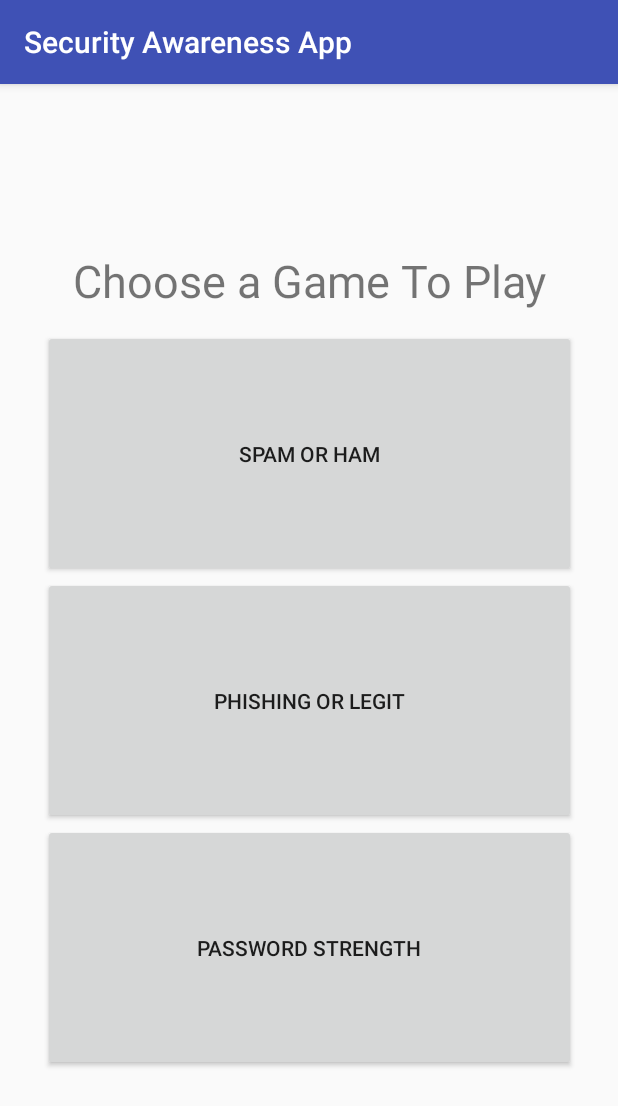
After one commit to mfjinreno/InfoSecurityApp, an Android app: the ChooseGameActivity screen opened directly, with no data from a screen before it, on a phone screen of 412 x 824 dp. The commit adds this screen. Shown: the top 1106 px of the screen. Run offline under Robolectric (Android 15) with nearby library versions, the light colour scheme and no system bars.

Commit message:
added choose game activity and added learning resources activity and an example string

```diff
--- a/app/build.gradle
+++ b/app/build.gradle
@@ -22,6 +22,6 @@ android {
 dependencies {
     compile fileTree(dir: 'libs', include: ['*.jar'])
     compile 'com.android.support:appcompat-v7:25.3.1'
-    compile 'com.android.support.constraint:constraint-layout:1.0.1'
+    compile 'com.android.support.constraint:constraint-layout:1.0.2'
     testCompile 'junit:junit:4.12'
 }
--- a/app/src/main/AndroidManifest.xml
+++ b/app/src/main/AndroidManifest.xml
@@ -14,7 +14,8 @@
                 <category android:name="android.intent.category.LAUNCHER" />
             </intent-filter>
         </activity>
+        <activity android:name=".ChooseGameActivity" />
+        <activity android:name=".LearningResourcesActivity"/>
     </application>
 
-
 </manifest>
--- /dev/null
+++ b/app/src/main/java/com/example/michaeljohnston/infosecurityapp/ChooseGameActivity.java
@@ -0,0 +1,13 @@
+package com.example.michaeljohnston.infosecurityapp;
+
+import android.support.v7.app.AppCompatActivity;
+import android.os.Bundle;
+
+public class ChooseGameActivity extends AppCompatActivity {
+
+    @Override
+    protected void onCreate(Bundle savedInstanceState) {
+        super.onCreate(savedInstanceState);
+        setContentView(R.layout.activity_choose_game);
+    }
+}
--- /dev/null
+++ b/app/src/main/res/layout/activity_choose_game.xml
@@ -0,0 +1,58 @@
+<?xml version="1.0" encoding="utf-8"?>
+<android.support.constraint.ConstraintLayout
+    xmlns:android="http://schemas.android.com/apk/res/android"
+    xmlns:app="http://schemas.android.com/apk/res-auto"
+    xmlns:tools="http://schemas.android.com/tools"
+    android:layout_width="match_parent"
+    android:layout_height="match_parent"
+    tools:context="com.example.michaeljohnston.infosecurityapp.ChooseGameActivity">
+
+    <LinearLayout
+        android:layout_width="395dp"
+        android:layout_height="587dp"
+        android:orientation="vertical"
+        android:padding="20dp"
+        android:paddingLeft="10dp"
+        android:paddingRight="10dp"
+        app:layout_constraintBottom_toBottomOf="parent"
+        app:layout_constraintLeft_toLeftOf="parent"
+        app:layout_constraintRight_toRightOf="parent"
+        app:layout_constraintTop_toTopOf="parent">
+
+        <TextView
+            android:id="@+id/Instruction"
+            android:layout_width="match_parent"
+            android:layout_height="30dp"
+            android:layout_weight=".2"
+            android:text="@string/chooseGameInstruction"
+            android:textAlignment="center"
+            android:textSize="30sp" />
+
+        <Button
+            android:id="@+id/SpamButton"
+            android:layout_width="match_parent"
+            android:layout_height="48dp"
+            android:layout_weight="1"
+            android:text="@string/spamGameButtonTitle"
+            tools:layout_editor_absoluteX="8dp"
+            tools:layout_editor_absoluteY="8dp" />
+
+        <Button
+            android:id="@+id/PhishingButton"
+            android:layout_width="match_parent"
+            android:layout_height="48dp"
+            android:layout_weight="1"
+            android:text="@string/phishingGameButtonTitle"
+            tools:layout_editor_absoluteX="8dp"
+            tools:layout_editor_absoluteY="8dp" />
+
+        <Button
+            android:id="@+id/PasswordButton"
+            android:layout_width="match_parent"
+            android:layout_height="48dp"
+            android:layout_weight="1"
+            android:text="@string/passwordGameButtonTitle"
+            tools:layout_editor_absoluteX="8dp"
+            tools:layout_editor_absoluteY="8dp" />
+    </LinearLayout>
+</android.support.constraint.ConstraintLayout>
--- a/app/src/main/res/layout/activity_main.xml
+++ b/app/src/main/res/layout/activity_main.xml
@@ -23,6 +23,7 @@
             android:layout_width="match_parent"
             android:layout_height="match_parent"
             android:layout_weight="1"
+            android:onClick="enterGameChoiceScreen"
             android:text="@string/gameButtonTitle"
             app:layout_constraintLeft_toLeftOf="parent"
             app:layout_constraintRight_toRightOf="parent"
@@ -33,6 +34,7 @@
             android:layout_width="match_parent"
             android:layout_height="match_parent"
             android:layout_weight="1"
+            android:onClick="enterLearnScreen"
             android:text="@string/learnButtonTitle"
             app:layout_constraintLeft_toLeftOf="parent"
             app:layout_constraintRight_toRightOf="parent"
--- a/app/src/main/res/values/strings.xml
+++ b/app/src/main/res/values/strings.xml
@@ -2,4 +2,14 @@
     <string name="app_name">Security Awareness App</string>
     <string name="gameButtonTitle">Play a Game</string>
     <string name="learnButtonTitle">Learn ya Some</string>
+    <string name="chooseGameInstruction">Choose a Game To Play</string>
+    <string name="spamGameButtonTitle">Spam or Ham</string>
+    <string name="phishingGameButtonTitle">Phishing or Legit</string>
+    <string name="passwordGameButtonTitle">Password Strength</string>
+    <string name="learningResourcesInstruction">Here are some resources for improving your Information Security Awareness</string>
+    <string name="learningResourcesProtips">
+        General Protips: \n
+        Use secure passwords with as many different types of symbols as possible\n
+        Change your passwords often\n
+        Check the URL of any website before visiting it and especially before entering private information</string>
 </resources>
```
Also changed, not shown: app/src/main/java/com/example/michaeljohnston/infosecurityapp/LearningResourcesActivity.java (added, +13 -0 lines), app/src/main/java/com/example/michaeljohnston/infosecurityapp/MainActivity.java (+11 -0 lines), app/src/main/res/layout/activity_learning_resources.xml (added, +15 -0 lines).
